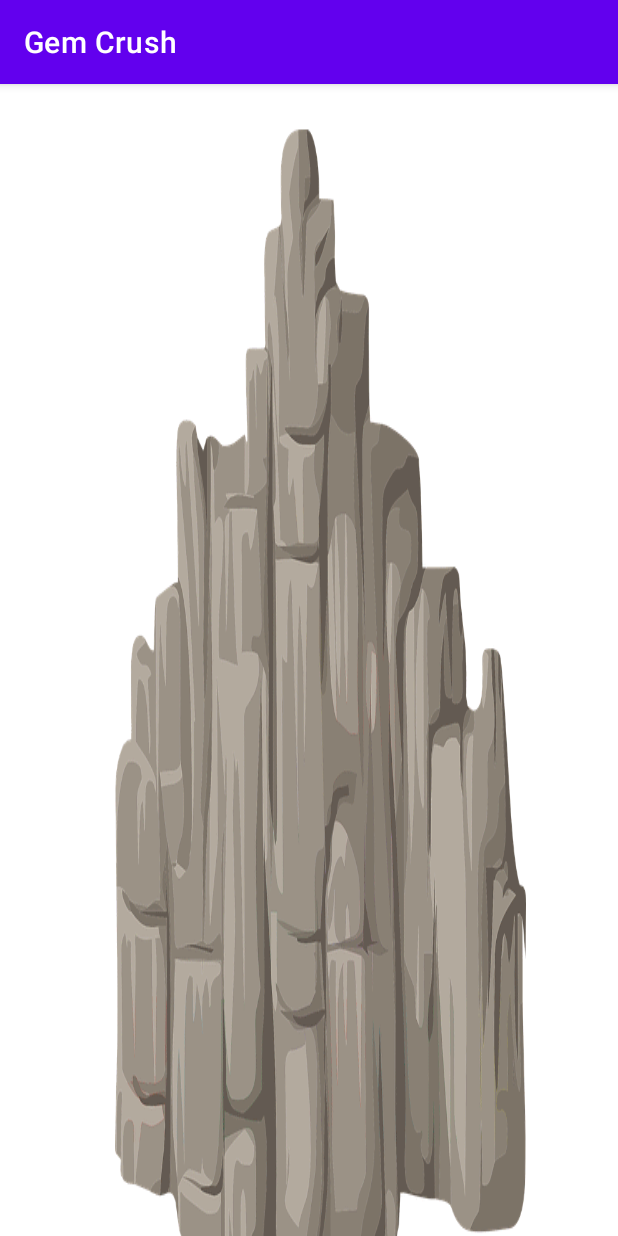
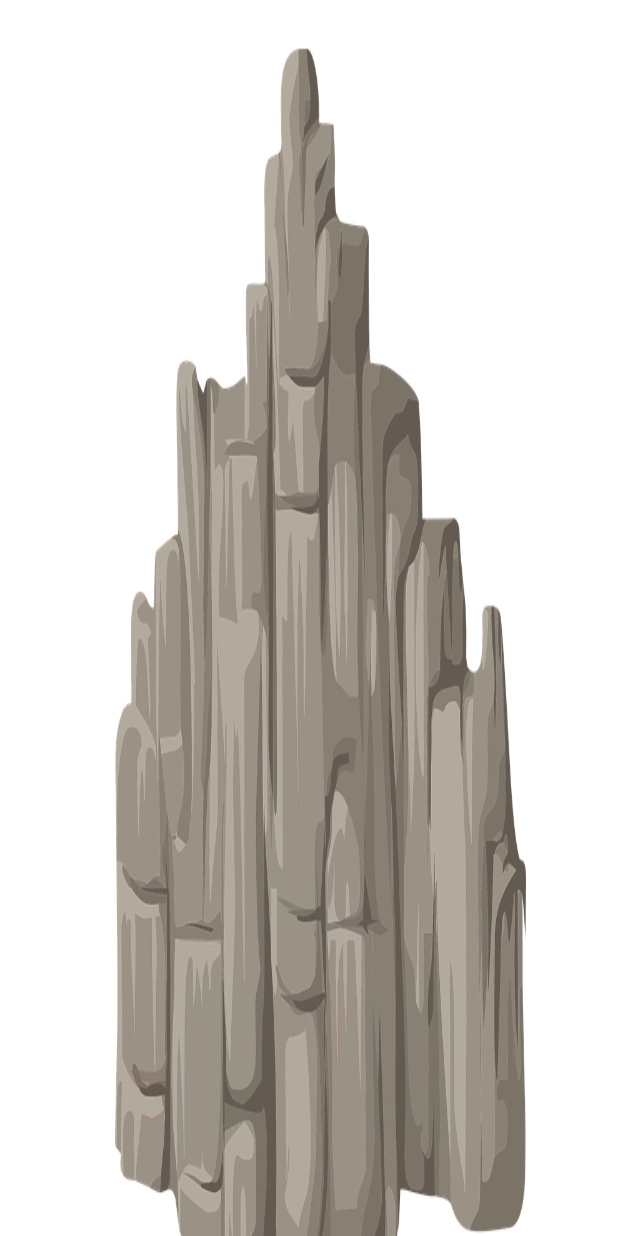
Before and after one commit to ekaitxu/GemCrush, an Android app: the screen it shows after launch (SplashScreen), on a phone screen of 412 x 824 dp. Run offline under Robolectric (Android 15) with nearby library versions, the phone set to English and light mode, and no system bars.

Commit message:
Quitada la barra superior.

```diff
--- a/app/src/main/res/values-night/themes.xml
+++ b/app/src/main/res/values-night/themes.xml
@@ -1,6 +1,6 @@
 <resources xmlns:tools="http://schemas.android.com/tools">
     <!-- Base application theme. -->
-    <style name="Theme.GemCrush" parent="Theme.MaterialComponents.DayNight.DarkActionBar">
+    <style name="Theme.GemCrush" parent="Theme.MaterialComponents.DayNight.NoActionBar">
         <!-- Primary brand color. -->
         <item name="colorPrimary">@color/purple_200</item>
         <item name="colorPrimaryVariant">@color/purple_700</item>
--- a/app/src/main/res/values/themes.xml
+++ b/app/src/main/res/values/themes.xml
@@ -1,6 +1,6 @@
 <resources xmlns:tools="http://schemas.android.com/tools">
     <!-- Base application theme. -->
-    <style name="Theme.GemCrush" parent="Theme.MaterialComponents.DayNight.DarkActionBar">
+    <style name="Theme.GemCrush" parent="Theme.MaterialComponents.DayNight.NoActionBar">
         <!-- Primary brand color. -->
         <item name="colorPrimary">@color/purple_500</item>
         <item name="colorPrimaryVariant">@color/purple_700</item>
```
